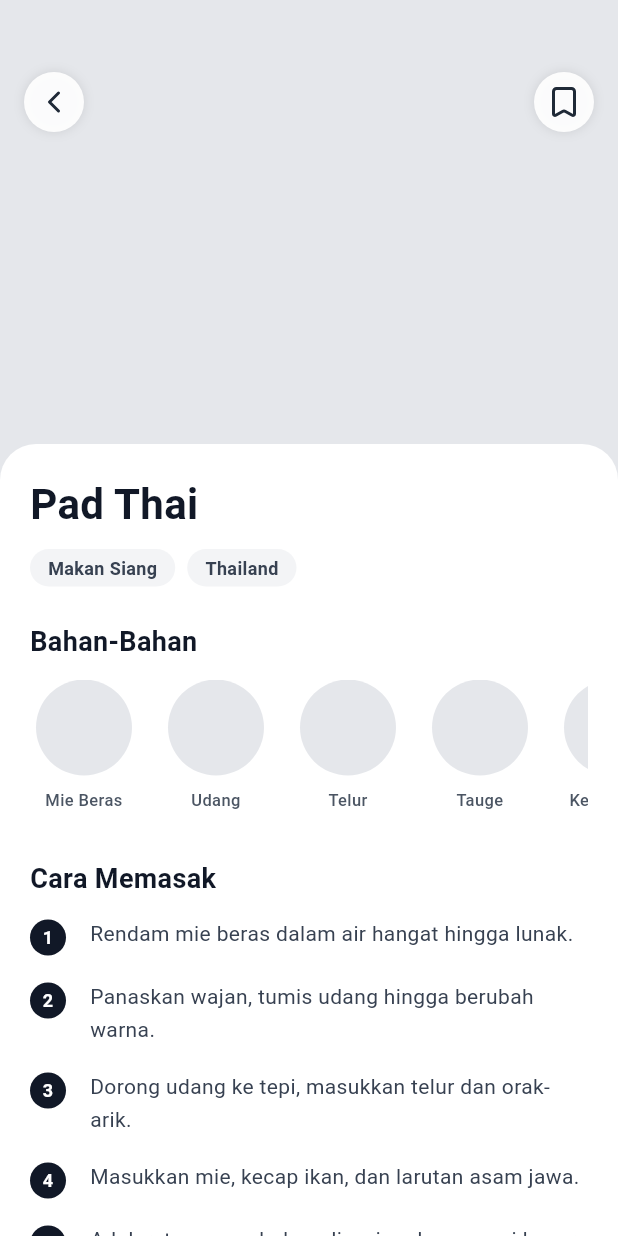
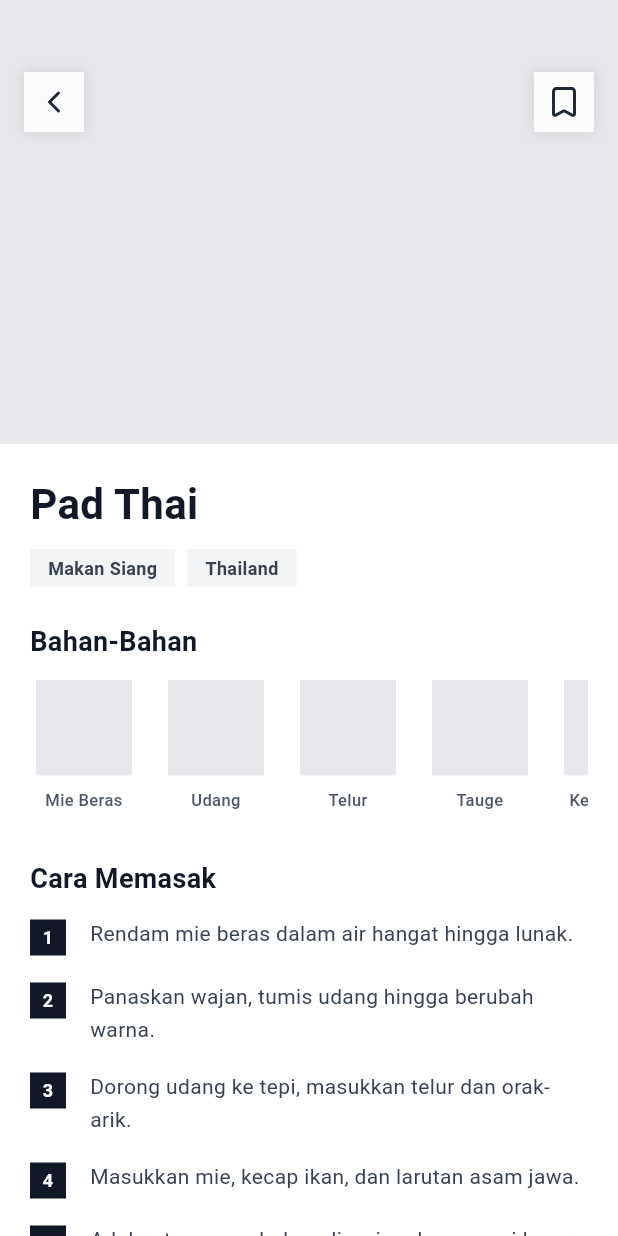
Before and after one commit to alvindimas05/pemrograman-mobile, a Flutter app: the screen it shows after launch, after a tap on "Surprise Me", after a tap on "Pad Thai", on a phone screen of 412 x 824 dp. Run offline on Flutter 3.47's test engine with Material 3 defaults, Android fonts, the light colour scheme and no system bars; our stand-ins replace lucide_icons.

Commit message:
fix: remove black border and rounded corners

```diff
--- a/lib/screens/home_screen.dart
+++ b/lib/screens/home_screen.dart
@@ -40,7 +40,6 @@ class _HomeScreenState extends State<HomeScreen> {
               padding: const EdgeInsets.symmetric(horizontal: 16, vertical: 12),
               decoration: BoxDecoration(
                 color: const Color(0xFFE5E7EB),
-                borderRadius: BorderRadius.circular(12),
               ),
               child: Row(
                 children: const [
@@ -80,8 +79,6 @@ class _HomeScreenState extends State<HomeScreen> {
                         height: 70,
                         decoration: BoxDecoration(
                           color: const Color(0xFFE5E7EB),
-                          borderRadius: BorderRadius.circular(12),
-                          border: Border.all(color: const Color(0xFFD1D5DB)),
                         ),
                       ),
                       const SizedBox(height: 8),
@@ -130,8 +127,6 @@ class _HomeScreenState extends State<HomeScreen> {
               child: Container(
                 decoration: BoxDecoration(
                   color: Colors.white,
-                  borderRadius: BorderRadius.circular(16),
-                  border: Border.all(color: const Color(0xFFF3F4F6)),
                   boxShadow: [
                     BoxShadow(
                       color: Colors.black.withOpacity(0.05),
@@ -192,9 +187,6 @@ class _HomeScreenState extends State<HomeScreen> {
                               horizontal: 12, vertical: 8),
                           decoration: BoxDecoration(
                             color: Colors.white.withOpacity(0.92),
-                            borderRadius: BorderRadius.circular(999),
-                            border:
-                                Border.all(color: const Color(0xFFE5E7EB)),
                             boxShadow: [
                               BoxShadow(
                                 color: Colors.black.withOpacity(0.08),
--- a/lib/screens/main_screen.dart
+++ b/lib/screens/main_screen.dart
@@ -28,19 +28,10 @@ class _MainScreenState extends State<MainScreen> {
         child: Container(
           width: 375,
           height: 812,
-          decoration: BoxDecoration(
+          decoration: const BoxDecoration(
             color: Colors.white,
-            borderRadius: BorderRadius.circular(40),
-            boxShadow: [
-              BoxShadow(
-                color: Colors.black.withOpacity(0.25),
-                blurRadius: 30,
-                offset: const Offset(0, 10),
-              ),
-            ],
-            border: Border.all(color: const Color(0xFF1F2937), width: 8),
           ),
-          clipBehavior: Clip.hardEdge,
+          clipBehavior: Clip.none,
           child: Column(
             children: [
               // Status Bar Mock
@@ -75,7 +66,6 @@ class _MainScreenState extends State<MainScreen> {
                           height: 12,
                           decoration: BoxDecoration(
                             color: const Color(0xFFD1D5DB),
-                            borderRadius: BorderRadius.circular(2),
                           ),
                         ),
                         const SizedBox(width: 8),
@@ -84,7 +74,6 @@ class _MainScreenState extends State<MainScreen> {
                           height: 12,
                           decoration: BoxDecoration(
                             color: const Color(0xFFD1D5DB),
-                            borderRadius: BorderRadius.circular(2),
                           ),
                         ),
                       ],
@@ -103,9 +92,6 @@ class _MainScreenState extends State<MainScreen> {
                 height: 64,
                 decoration: const BoxDecoration(
                   color: Colors.white,
-                  border: Border(
-                    top: BorderSide(color: Color(0xFFE5E7EB)),
-                  ),
                 ),
                 child: Row(
                   mainAxisAlignment: MainAxisAlignment.spaceAround,
--- a/lib/screens/recipe_detail_screen.dart
+++ b/lib/screens/recipe_detail_screen.dart
@@ -91,8 +91,6 @@ class RecipeDetailScreen extends StatelessWidget {
                   child: Container(
                     decoration: const BoxDecoration(
                       color: Colors.white,
-                      borderRadius:
-                          BorderRadius.vertical(top: Radius.circular(24)),
                     ),
                     padding: const EdgeInsets.fromLTRB(20, 24, 20, 32),
                     child: Column(
@@ -147,7 +145,6 @@ class RecipeDetailScreen extends StatelessWidget {
                                       height: 64,
                                       decoration: const BoxDecoration(
                                         color: Color(0xFFE5E7EB),
-                                        shape: BoxShape.circle,
                                       ),
                                     ),
                                     const SizedBox(height: 8),
@@ -194,7 +191,6 @@ class RecipeDetailScreen extends StatelessWidget {
                                   margin: const EdgeInsets.only(top: 2),
                                   decoration: const BoxDecoration(
                                     color: Color(0xFF111827),
-                                    shape: BoxShape.circle,
                                   ),
                                   child: Center(
                                     child: Text(
@@ -243,9 +239,7 @@ class RecipeDetailScreen extends StatelessWidget {
                               foregroundColor: Colors.white,
                               padding:
                                   const EdgeInsets.symmetric(vertical: 14),
-                              shape: RoundedRectangleBorder(
-                                borderRadius: BorderRadius.circular(12),
-                              ),
+                              shape: const RoundedRectangleBorder(),
                               elevation: 3,
                             ),
                           ),
@@ -278,7 +272,6 @@ class _CircleButton extends StatelessWidget {
         height: 40,
         decoration: BoxDecoration(
           color: Colors.white.withOpacity(0.92),
-          shape: BoxShape.circle,
           boxShadow: [
             BoxShadow(
               color: Colors.black.withOpacity(0.1),
@@ -300,9 +293,8 @@ class _Badge extends StatelessWidget {
   Widget build(BuildContext context) {
     return Container(
       padding: const EdgeInsets.symmetric(horizontal: 12, vertical: 4),
-      decoration: BoxDecoration(
-        color: const Color(0xFFF3F4F6),
-        borderRadius: BorderRadius.circular(999),
+      decoration: const BoxDecoration(
+        color: Color(0xFFF3F4F6),
       ),
       child: Text(
         text,
```
Also changed, not shown: lib/screens/explore_screen.dart (+0 -14 lines), lib/screens/saved_screen.dart (+1 -6 lines).
